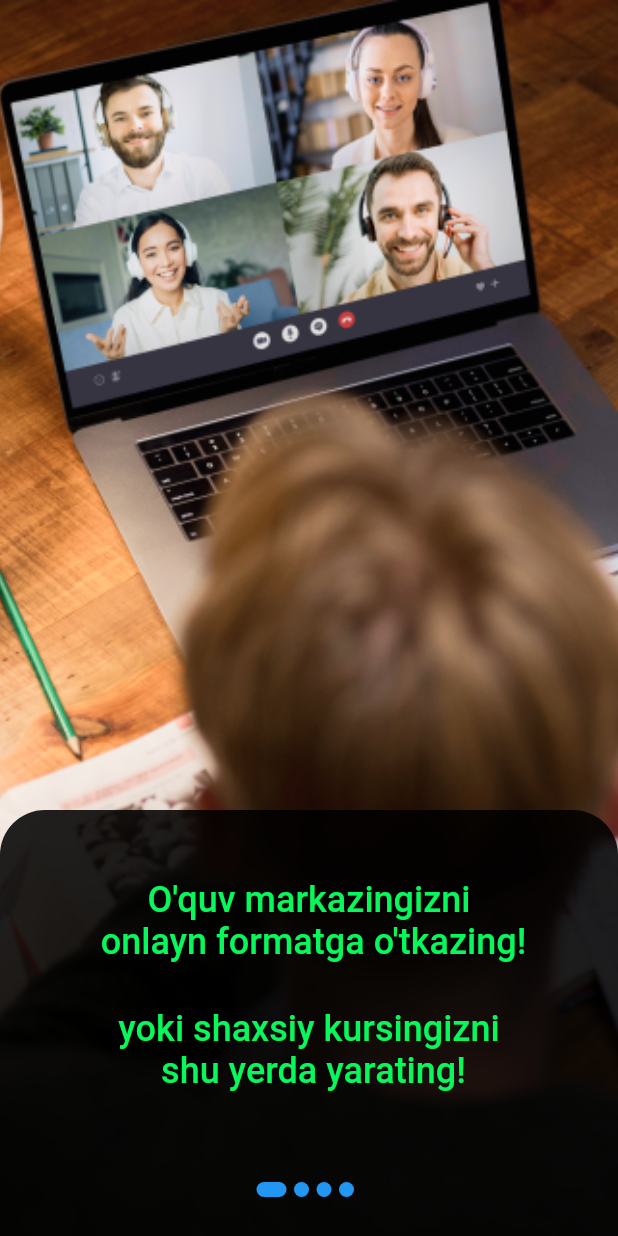
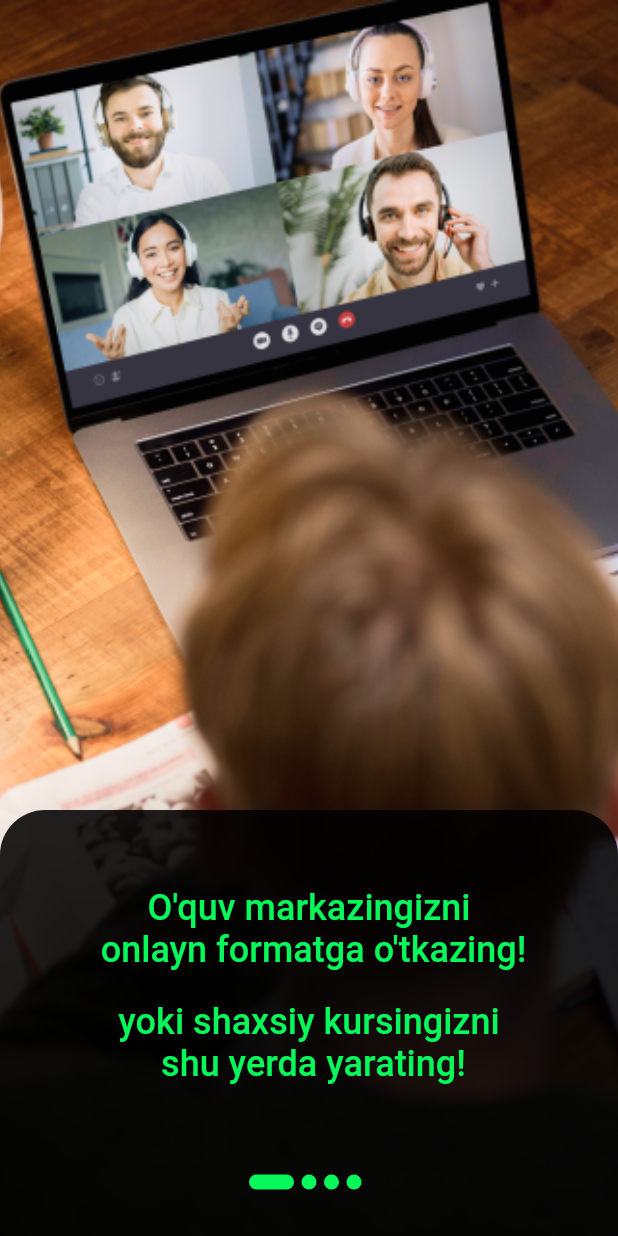
Before and after one commit to islomnurullayev/Ibs-platform, a Flutter app: the screen it shows after launch, on a phone screen of 412 x 824 dp. Run offline on Flutter 3.47's test engine with Material 2 defaults, Android fonts, the phone set to English and light mode, and no system bars; our stand-ins replace video_player.

Commit message:
issue #33: OnboardingPage1

```diff
--- a/lib/onboardingpage/onboarding.dart
+++ b/lib/onboardingpage/onboarding.dart
@@ -59,7 +59,7 @@ class _OnboardingpageState extends State<Onboardingpage> {
                       ),
                     ),
                     SizedBox(
-                      height: 30,
+                      height: 20,
                     ),
                     Text(contents[index].discription2,
                         textAlign: TextAlign.center,
@@ -93,10 +93,9 @@ class _OnboardingpageState extends State<Onboardingpage> {
     return Container(
       margin: EdgeInsets.only(right: 5),
       height: 10,
-      width: currentIndex == index ? 20 : 10,
+      width: currentIndex == index ? 30 : 10,
       decoration: BoxDecoration(
-          borderRadius: BorderRadius.circular(20),
-          color: Theme.of(context).primaryColor),
+          borderRadius: BorderRadius.circular(20), color: Style.colors.primary),
     );
   }
 }
```
